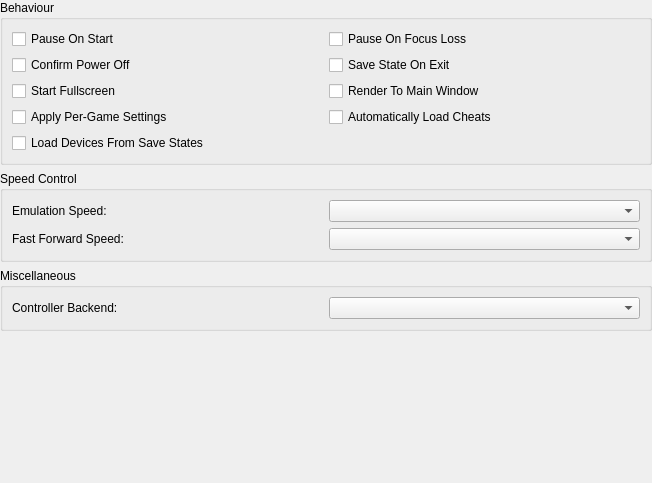
This is src/duckstation-qt/generalsettingswidget.ui in kofxi3584karlayang/duckstation as Qt 5 draws it before an edit. The edited form follows.
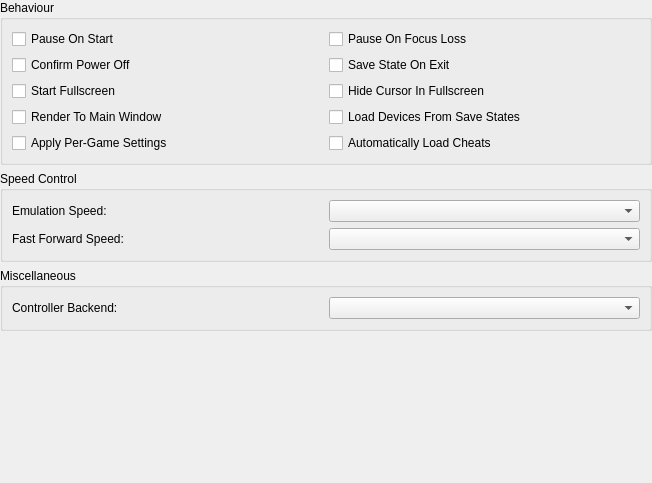
This is the edited form.

Commit message: Qt: Add option to hide the mouse cursor in fullscreen

```diff
--- a/src/duckstation-qt/generalsettingswidget.ui
+++ b/src/duckstation-qt/generalsettingswidget.ui
@@ -39,7 +39,7 @@
         </property>
        </widget>
       </item>
-      <item row="2" column="1">
+      <item row="3" column="0">
        <widget class="QCheckBox" name="renderToMain">
         <property name="text">
          <string>Render To Main Window</string>
@@ -74,27 +74,34 @@
         </property>
        </widget>
       </item>
-      <item row="3" column="0">
+      <item row="4" column="0">
        <widget class="QCheckBox" name="applyGameSettings">
         <property name="text">
          <string>Apply Per-Game Settings</string>
         </property>
        </widget>
       </item>
-      <item row="3" column="1">
+      <item row="4" column="1">
        <widget class="QCheckBox" name="autoLoadCheats">
         <property name="text">
          <string>Automatically Load Cheats</string>
         </property>
        </widget>
       </item>
-      <item row="4" column="0">
+      <item row="3" column="1">
        <widget class="QCheckBox" name="loadDevicesFromSaveStates">
         <property name="text">
          <string>Load Devices From Save States</string>
         </property>
        </widget>
       </item>
+      <item row="2" column="1">
+       <widget class="QCheckBox" name="hideCursorInFullscreen">
+        <property name="text">
+         <string>Hide Cursor In Fullscreen</string>
+        </property>
+       </widget>
+      </item>
      </layout>
     </widget>
    </item>
```
The commit also changes 3 other files.
